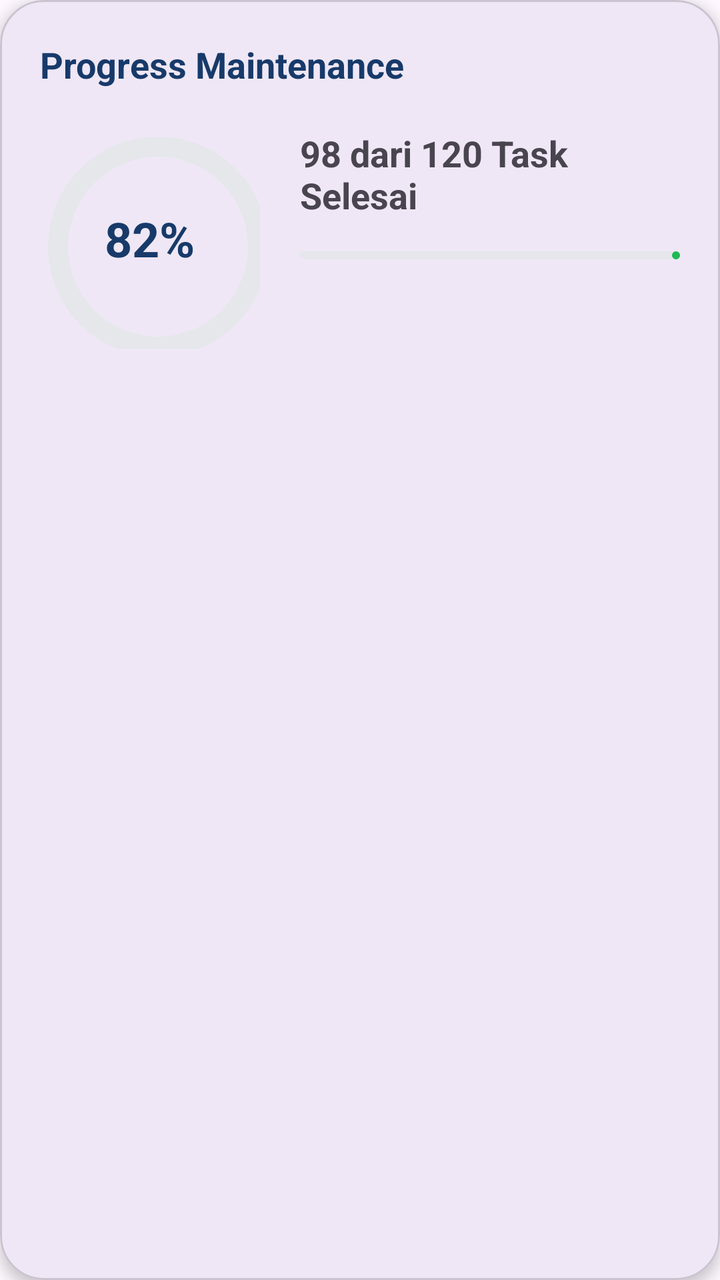
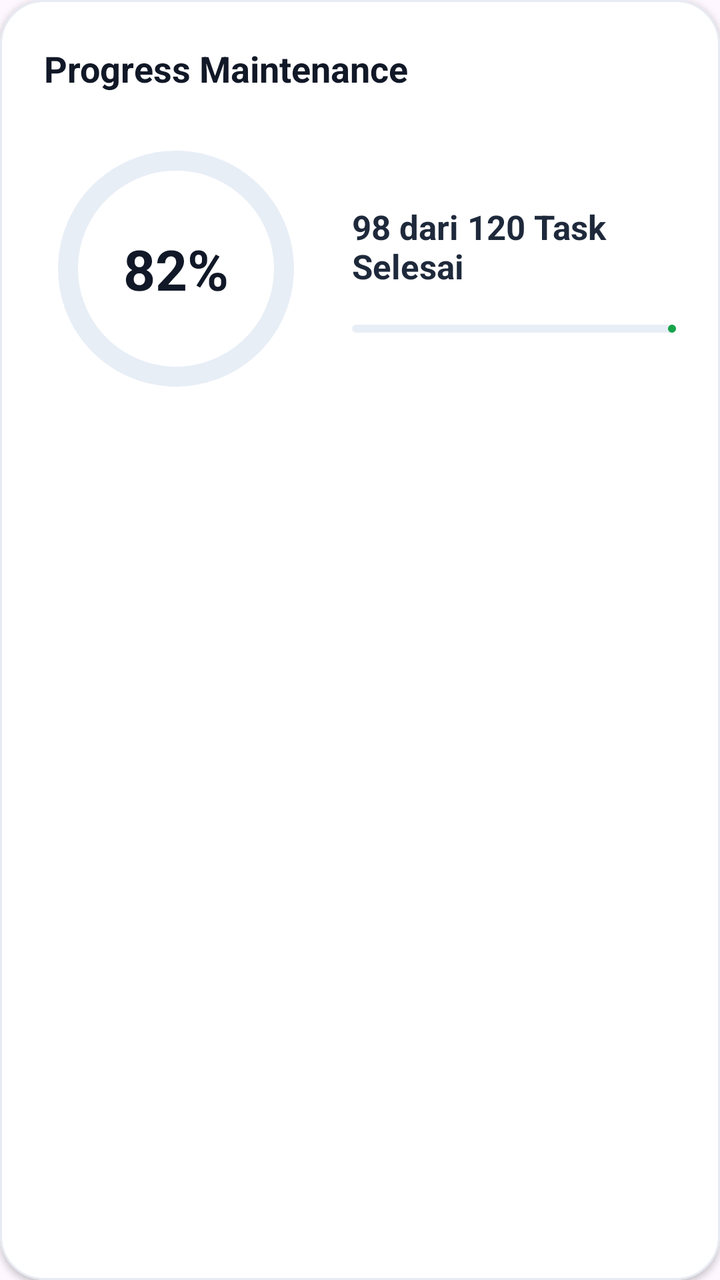

The first picture is an Android layout as it rendered before a commit; the second is the same layout after the commit. The layout source and the unified diff follow.
<!-- AndroidManifest.xml: application theme Theme.SIPAMAN -->
<!-- res/layout/item_progress_card.xml -->
<?xml version="1.0" encoding="utf-8"?>
<com.google.android.material.card.MaterialCardView
    xmlns:android="http://schemas.android.com/apk/res/android"
    xmlns:app="http://schemas.android.com/apk/res-auto"

    android:id="@+id/cardProgressMaintenance"
    android:layout_width="match_parent"
    android:layout_height="wrap_content"
    android:layout_marginTop="20dp"

    app:cardCornerRadius="22dp"
    app:cardElevation="4dp">

    <LinearLayout
        android:layout_width="match_parent"
        android:layout_height="wrap_content"
        android:orientation="vertical"
        android:padding="20dp">

        <TextView
            android:layout_width="wrap_content"
            android:layout_height="wrap_content"
            android:text="Progress Maintenance"
            android:textStyle="bold"
            android:textColor="#173A6A"
            android:textSize="18sp"/>

        <LinearLayout
            android:layout_width="match_parent"
            android:layout_height="wrap_content"
            android:layout_marginTop="20dp"
            android:orientation="horizontal">

            
            <FrameLayout
                android:layout_width="110dp"
                android:layout_height="110dp">

                <com.google.android.material.progressindicator.CircularProgressIndicator
                    android:id="@+id/progressCircle"
                    android:layout_width="match_parent"
                    android:layout_height="match_parent"
                    android:max="100"
                    android:progress="82"
                    app:indicatorSize="110dp"
                    app:indicatorColor="#1DB954"
                    app:trackColor="#E5E7EB"
                    app:trackThickness="10dp"/>

                <TextView
                    android:id="@+id/tvProgressPercent"
                    android:layout_width="wrap_content"
                    android:layout_height="wrap_content"
                    android:layout_gravity="center"
                    android:text="82%"
                    android:textStyle="bold"
                    android:textSize="24sp"
                    android:textColor="#173A6A"/>

            </FrameLayout>

            
            <LinearLayout
                android:layout_width="0dp"
                android:layout_height="wrap_content"
                android:layout_weight="1"
                android:layout_marginStart="20dp"
                android:orientation="vertical">

                <TextView
                    android:id="@+id/tvProgressTitle"
                    android:layout_width="wrap_content"
                    android:layout_height="wrap_content"
                    android:text="98 dari 120 Task Selesai"
                    android:textStyle="bold"
                    android:textSize="18sp"/>

                <com.google.android.material.progressindicator.LinearProgressIndicator
                    android:id="@+id/progressBar"
                    android:layout_width="match_parent"
                    android:layout_height="10dp"
                    android:layout_marginTop="16dp"
                    android:max="100"
                    android:progress="82"
                    app:indicatorColor="#1DB954"
                    app:trackColor="#E5E7EB"
                    app:trackCornerRadius="5dp"/>

            </LinearLayout>

        </LinearLayout>

    </LinearLayout>

</com.google.android.material.card.MaterialCardView>
<!-- resources referenced by this layout -->
<resources>
  <style name="Theme.SIPAMAN" parent="Theme.Material3.DayNight.NoActionBar">
          <item name="android:statusBarColor">@android:color/transparent</item>
      </style>
</resources>

<!-- the commit's change to res/layout/item_progress_card.xml (unified diff, before → after) -->
@@ -6,46 +6,50 @@
     android:id="@+id/cardProgressMaintenance"
     android:layout_width="match_parent"
     android:layout_height="wrap_content"
-    android:layout_marginTop="20dp"
-
+    android:layout_marginTop="22dp"
+    app:cardBackgroundColor="#FFFFFF"
     app:cardCornerRadius="22dp"
-    app:cardElevation="4dp">
+    app:cardElevation="2dp"
+    app:strokeColor="#E6EAF2"
+    app:strokeWidth="1dp">
 
     <LinearLayout
         android:layout_width="match_parent"
         android:layout_height="wrap_content"
         android:orientation="vertical"
-        android:padding="20dp">
+        android:padding="22dp">
 
         <TextView
             android:layout_width="wrap_content"
             android:layout_height="wrap_content"
             android:text="Progress Maintenance"
             android:textStyle="bold"
-            android:textColor="#173A6A"
-            android:textSize="18sp"/>
+            android:textColor="#111827"
+            android:textSize="18sp" />
 
         <LinearLayout
             android:layout_width="match_parent"
             android:layout_height="wrap_content"
-            android:layout_marginTop="20dp"
+            android:layout_marginTop="22dp"
+            android:gravity="center_vertical"
             android:orientation="horizontal">
 
-            
             <FrameLayout
-                android:layout_width="110dp"
-                android:layout_height="110dp">
+                android:layout_width="132dp"
+                android:layout_height="132dp"
+                android:padding="7dp">
 
                 <com.google.android.material.progressindicator.CircularProgressIndicator
                     android:id="@+id/progressCircle"
-                    android:layout_width="match_parent"
-                    android:layout_height="match_parent"
+                    android:layout_width="118dp"
+                    android:layout_height="118dp"
+                    android:layout_gravity="center"
                     android:max="100"
                     android:progress="82"
-                    app:indicatorSize="110dp"
-                    app:indicatorColor="#1DB954"
-                    app:trackColor="#E5E7EB"
-                    app:trackThickness="10dp"/>
+                    app:indicatorColor="#16A34A"
+                    app:indicatorSize="118dp"
+                    app:trackColor="#E8EEF6"
+                    app:trackThickness="10dp" />
 
                 <TextView
                     android:id="@+id/tvProgressPercent"
@@ -54,17 +58,16 @@
                     android:layout_gravity="center"
                     android:text="82%"
                     android:textStyle="bold"
-                    android:textSize="24sp"
-                    android:textColor="#173A6A"/>
+                    android:textSize="28sp"
+                    android:textColor="#111827" />
 
             </FrameLayout>
 
-            
             <LinearLayout
                 android:layout_width="0dp"
                 android:layout_height="wrap_content"
                 android:layout_weight="1"
-                android:layout_marginStart="20dp"
+                android:layout_marginStart="22dp"
                 android:orientation="vertical">
 
                 <TextView
@@ -72,19 +75,20 @@
                     android:layout_width="wrap_content"
                     android:layout_height="wrap_content"
                     android:text="98 dari 120 Task Selesai"
+                    android:textColor="#1E293B"
                     android:textStyle="bold"
-                    android:textSize="18sp"/>
+                    android:textSize="17sp" />
 
                 <com.google.android.material.progressindicator.LinearProgressIndicator
                     android:id="@+id/progressBar"
                     android:layout_width="match_parent"
-                    android:layout_height="10dp"
-                    android:layout_marginTop="16dp"
+                    android:layout_height="8dp"
+                    android:layout_marginTop="18dp"
                     android:max="100"
                     android:progress="82"
-                    app:indicatorColor="#1DB954"
-                    app:trackColor="#E5E7EB"
-                    app:trackCornerRadius="5dp"/>
+                    app:indicatorColor="#16A34A"
+                    app:trackColor="#E8EEF6"
+                    app:trackCornerRadius="4dp" />
 
             </LinearLayout>
 
